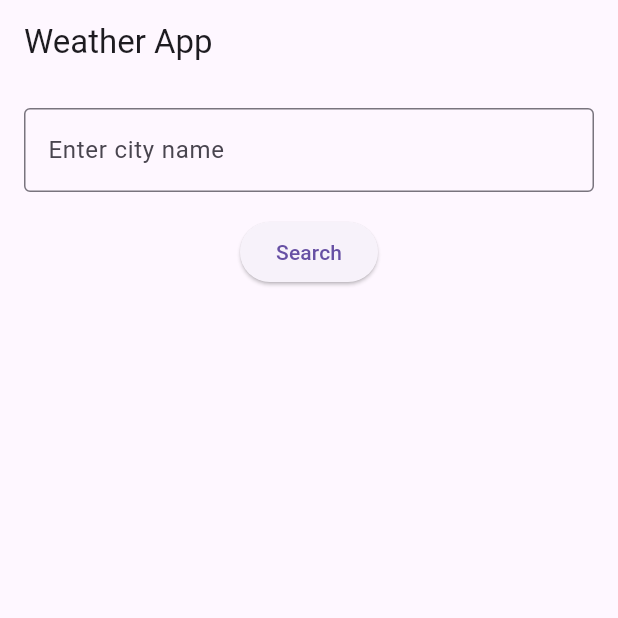
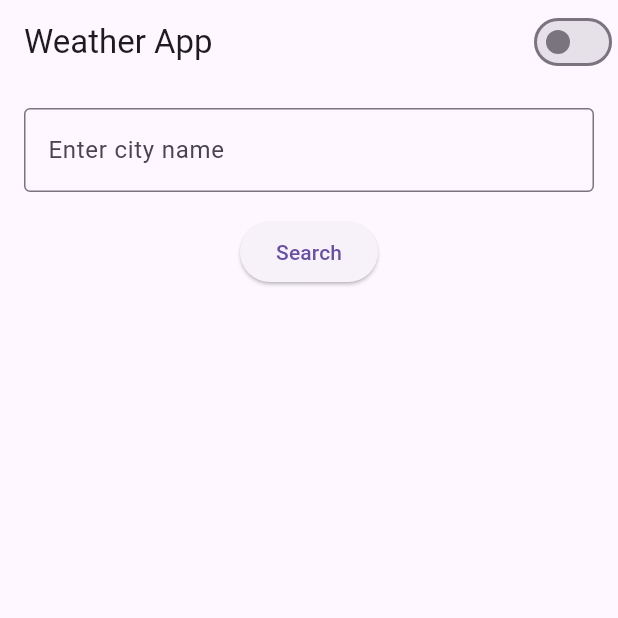
Before and after one commit to JANGALAGURUNADHAM/Weather-APP, a Flutter app: the screen it shows after launch, on a phone screen of 412 x 824 dp, the top half of it. Run offline on Flutter 3.47's test engine with Material 3 defaults, Android fonts, the phone set to English and light mode, and no system bars; our stand-ins replace flutter_map, latlong2, shared_preferences.

Commit message:
Initial commit: Weather App with API and Map support

```diff
--- a/lib/main.dart
+++ b/lib/main.dart
@@ -2,26 +2,58 @@ import 'package:flutter/material.dart';
 import 'package:http/http.dart' as http;
 import 'dart:convert';
 import 'package:shared_preferences/shared_preferences.dart';
+import 'package:flutter_map/flutter_map.dart';
+import 'package:latlong2/latlong.dart';
 
 void main() {
   runApp(const MyApp());
 }
 
-class MyApp extends StatelessWidget {
+// 🌗 APP WRAPPER with theme toggle
+class MyApp extends StatefulWidget {
   const MyApp({super.key});
+  @override
+  State<MyApp> createState() => _MyAppState();
+}
+
+class _MyAppState extends State<MyApp> {
+  ThemeMode _themeMode = ThemeMode.light;
+
+  void toggleTheme(bool isDark) {
+    setState(() {
+      _themeMode = isDark ? ThemeMode.dark : ThemeMode.light;
+    });
+  }
+
   @override
   Widget build(BuildContext context) {
     return MaterialApp(
       title: 'Weather App',
       debugShowCheckedModeBanner: false,
-      theme: ThemeData(primarySwatch: Colors.blue),
-      home: const WeatherHome(),
+      theme: ThemeData(
+        primarySwatch: Colors.blue,
+        brightness: Brightness.light,
+      ),
+      darkTheme: ThemeData(
+        brightness: Brightness.dark,
+        primarySwatch: Colors.blue,
+      ),
+      themeMode: _themeMode,
+      home: WeatherHome(
+        isDarkMode: _themeMode == ThemeMode.dark,
+        onToggleTheme: toggleTheme,
+      ),
     );
   }
 }
 
+// 🏠 WEATHER HOME
 class WeatherHome extends StatefulWidget {
-  const WeatherHome({super.key});
+  final void Function(bool)? onToggleTheme;
+  final bool isDarkMode;
+
+  const WeatherHome({super.key, this.onToggleTheme, required this.isDarkMode});
+
   @override
   State<WeatherHome> createState() => _WeatherHomeState();
 }
@@ -101,7 +133,19 @@ class _WeatherHomeState extends State<WeatherHome> {
   @override
   Widget build(BuildContext context) {
     return Scaffold(
-      appBar: AppBar(title: const Text("Weather App")),
+      appBar: AppBar(
+        title: const Text("Weather App"),
+        actions: [
+          Switch(
+            value: widget.isDarkMode,
+            onChanged: (value) {
+              if (widget.onToggleTheme != null) {
+                widget.onToggleTheme!(value);
+              }
+            },
+          ),
+        ],
+      ),
       body: RefreshIndicator(
         onRefresh: () async {
           if (cityController.text.isNotEmpty) {
@@ -167,8 +211,12 @@ class _WeatherHomeState extends State<WeatherHome> {
     final city = data['name'];
     final iconCode = data['weather'][0]['icon'];
     final iconUrl = 'https://openweathermap.org/img/wn/$iconCode@2x.png';
+    final lat = data['coord']['lat'];
+    final lon = data['coord']['lon'];
 
-    return Card(
+    return Column(
+      children: [
+        Card(
           margin: const EdgeInsets.only(top: 16),
           elevation: 5,
           shape: RoundedRectangleBorder(borderRadius: BorderRadius.circular(12)),
@@ -180,6 +228,39 @@ class _WeatherHomeState extends State<WeatherHome> {
             ),
             subtitle: Text("$condition • ${temp.toString()}°C"),
           ),
+        ),
+        const SizedBox(height: 10),
+        SizedBox(
+          height: 200,
+          child: FlutterMap(
+            options: MapOptions(
+              center: LatLng(lat, lon),
+              zoom: 10,
+            ),
+            children: [
+              TileLayer(
+                urlTemplate: "https://{s}.tile.openstreetmap.org/{z}/{x}/{y}.png",
+                subdomains: const ['a', 'b', 'c'],
+                userAgentPackageName: 'com.example.weather_app',
+              ),
+              MarkerLayer(
+                markers: [
+                  Marker(
+                    point: LatLng(lat, lon),
+                    width: 80,
+                    height: 80,
+                    child: const Icon(
+                      Icons.location_pin,
+                      color: Colors.red,
+                      size: 40,
+                    ),
+                  ),
+                ],
+              ),
+            ],
+          ),
+        ),
+      ],
     );
   }
 }
```
Also changed, not shown: pubspec.yaml (+4 -72 lines), pubspec.lock, 2 other files. Lines whose indentation alone changed are shown as unchanged.
